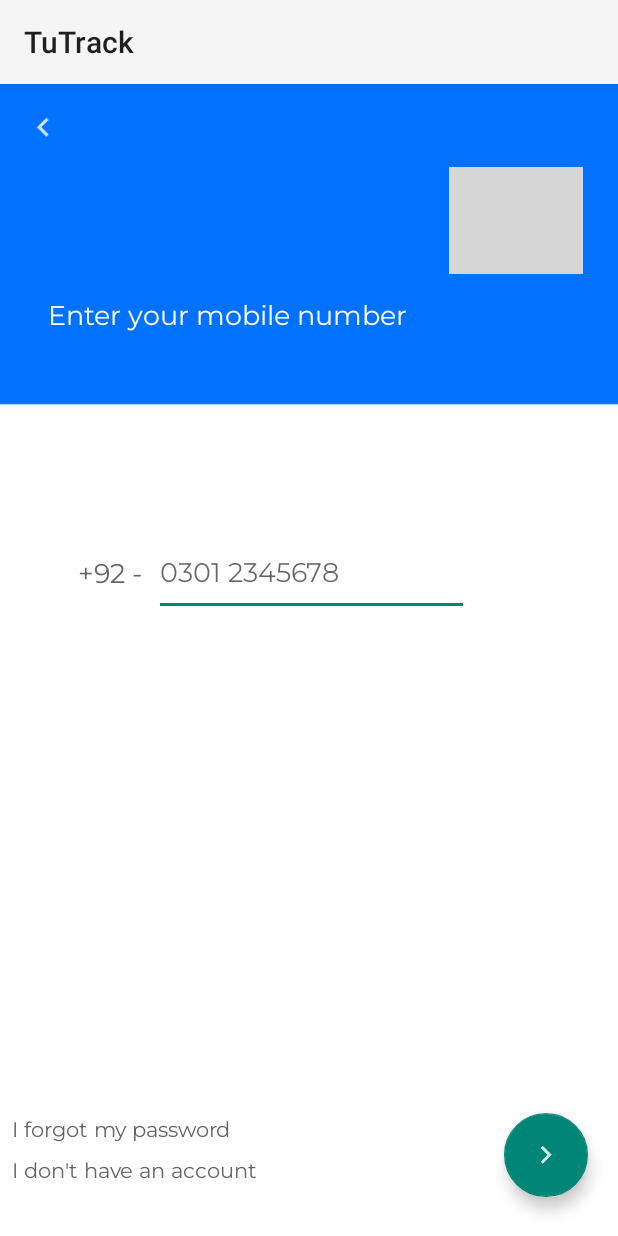
After one commit to deadlydiamond/Proto, an Android app: the EnterNumber screen opened directly, with no data from a screen before it, on a phone screen of 412 x 824 dp. The commit adds this screen. Run offline under Robolectric (Android 15) with nearby library versions, the phone set to English and light mode, and no system bars; grey boxes are pictures that could not be loaded.

Commit message:
11 december

```diff
--- /dev/null
+++ b/app/src/main/java/com/example/seekm/guiiiiii/EnterNumber.java
@@ -0,0 +1,84 @@
+package com.example.seekm.guiiiiii;
+
+import android.app.Activity;
+import android.content.Intent;
+import android.content.pm.ActivityInfo;
+import android.media.Image;
+import android.os.Build;
+import android.support.design.widget.FloatingActionButton;
+import android.support.v7.app.AppCompatActivity;
+import android.os.Bundle;
+import android.view.KeyEvent;
+import android.view.View;
+import android.view.Window;
+import android.view.WindowManager;
+import android.widget.Button;
+import android.widget.EditText;
+import android.widget.ImageView;
+import android.widget.TextView;
+
+public class EnterNumber extends AppCompatActivity {
+
+    //VARS
+    EditText mNumber;
+    ImageView mBack;
+    TextView mForgot,mNoAccount;
+    FloatingActionButton mNext;
+
+    @Override
+    protected void onCreate(Bundle savedInstanceState) {
+        super.onCreate(savedInstanceState);
+        setContentView(R.layout.activity_enter_number);
+
+        //changing status bar color dynamically
+        Window window = getWindow();
+        //making button float
+        window.setSoftInputMode(WindowManager.LayoutParams.SOFT_INPUT_ADJUST_RESIZE);
+        if (Build.VERSION.SDK_INT >=21)
+            window.setStatusBarColor(getResources().getColor(R.color.colorAccent));
+
+        //locking orientation
+        setRequestedOrientation(ActivityInfo.SCREEN_ORIENTATION_PORTRAIT);
+
+        //Views
+        mNext = (FloatingActionButton) findViewById(R.id.floatingActionButton2);
+        mNext.setOnClickListener(new View.OnClickListener() {
+            @Override
+            public void onClick(View view) {
+                startNewActivity(EnterNumber.this,MobileVerification2.class);
+            }
+        });
+
+        mNumber = (EditText)findViewById(R.id.number);
+
+        mForgot = (TextView) findViewById(R.id.forgotBtn);
+        mForgot.setOnClickListener(new View.OnClickListener() {
+            @Override
+            public void onClick(View view) {
+                startNewActivity(EnterNumber.this,ForgotPassword.class);
+            }
+        });
+
+        mNoAccount = (TextView)findViewById(R.id.noAccountBtn);
+        mNoAccount.setOnClickListener(new View.OnClickListener() {
+            @Override
+            public void onClick(View view) {
+                startNewActivity(EnterNumber.this,MobileVerification2.class);
+            }
+        });
+
+        mBack = (ImageView)findViewById(R.id.backBtn2);
+        mBack.setOnClickListener(new View.OnClickListener() {
+            @Override
+            public void onClick(View view) {
+                startNewActivity(EnterNumber.this,MobileVerification1.class);
+            }
+        });
+
+    }
+
+    void startNewActivity(Activity one, Class two){
+        Intent intent = new Intent(one,two);
+        startActivity(intent);
+    }
+}
--- a/app/src/main/java/com/example/seekm/guiiiiii/MobileVerification1.java
+++ b/app/src/main/java/com/example/seekm/guiiiiii/MobileVerification1.java
@@ -50,7 +50,7 @@ public class MobileVerification1 extends AppCompatActivity {
         mNumber.setOnClickListener(new View.OnClickListener() {
             @Override
             public void onClick(View view) {
-                startNewActivity(MobileVerification1.this,MobileVerification2.class);
+                startNewActivity(MobileVerification1.this,EnterNumber.class);
             }
         });
 
--- a/app/src/main/java/com/example/seekm/guiiiiii/MobileVerification2.java
+++ b/app/src/main/java/com/example/seekm/guiiiiii/MobileVerification2.java
@@ -57,6 +57,7 @@ public class MobileVerification2 extends AppCompatActivity { ;
 
         //locking orientation
         setRequestedOrientation(ActivityInfo.SCREEN_ORIENTATION_PORTRAIT);
+
     }
 
     void startNewActivity(Activity one, Class two){
--- /dev/null
+++ b/app/src/main/res/layout/activity_enter_number.xml
@@ -0,0 +1,172 @@
+<?xml version="1.0" encoding="utf-8"?>
+<android.support.constraint.ConstraintLayout xmlns:android="http://schemas.android.com/apk/res/android"
+    xmlns:app="http://schemas.android.com/apk/res-auto"
+    xmlns:tools="http://schemas.android.com/tools"
+    android:layout_width="match_parent"
+    android:layout_height="match_parent"
+    android:background="@drawable/screen_6"
+    tools:context=".EnterNumber">
+
+
+    <ImageButton
+        android:id="@+id/backBtn2"
+        android:layout_width="25dp"
+        android:layout_height="25dp"
+        android:layout_marginStart="16dp"
+        android:layout_marginLeft="16dp"
+        android:layout_marginTop="16dp"
+        android:background="@null"
+        android:rotation="180"
+        android:scaleType="fitXY"
+        android:tint="#fff"
+        app:layout_constraintStart_toStartOf="parent"
+        app:layout_constraintTop_toTopOf="parent"
+        app:srcCompat="@drawable/ic_back" />
+
+    <TextView
+        android:id="@+id/textView4"
+        android:layout_width="0dp"
+        android:layout_height="wrap_content"
+        android:layout_marginStart="32dp"
+        android:layout_marginLeft="32dp"
+        android:layout_marginTop="16dp"
+        android:layout_marginEnd="52dp"
+        android:layout_marginRight="52dp"
+        android:layout_marginBottom="8dp"
+        android:fontFamily="@font/montserrat"
+        android:text="Enter your mobile number"
+        android:textColor="@android:color/white"
+        android:textSize="18sp"
+        app:layout_constraintBottom_toBottomOf="parent"
+        app:layout_constraintEnd_toEndOf="parent"
+        app:layout_constraintHorizontal_bias="0.0"
+        app:layout_constraintStart_toStartOf="parent"
+        app:layout_constraintTop_toBottomOf="@+id/imageView6"
+        app:layout_constraintVertical_bias="0.0" />
+
+
+    <android.support.design.widget.FloatingActionButton
+        android:id="@+id/floatingActionButton2"
+        android:layout_width="wrap_content"
+        android:layout_height="wrap_content"
+        android:layout_marginStart="8dp"
+        android:layout_marginLeft="8dp"
+        android:layout_marginTop="14dp"
+        android:layout_marginEnd="8dp"
+        android:layout_marginRight="8dp"
+        android:layout_marginBottom="8dp"
+        android:clickable="true"
+        android:src="@drawable/ic_back"
+        android:tint="#fff"
+        app:layout_constraintBottom_toBottomOf="parent"
+        app:layout_constraintEnd_toEndOf="parent"
+        app:layout_constraintHorizontal_bias="1.0"
+        app:layout_constraintStart_toStartOf="parent"
+        app:layout_constraintTop_toTopOf="parent"
+        app:layout_constraintVertical_bias="1.0"
+        app:useCompatPadding="true" />
+
+    <EditText
+        android:id="@+id/number"
+        style="@style/Widget.AppCompat.EditText"
+        android:layout_width="210dp"
+        android:layout_height="53dp"
+        android:layout_marginStart="8dp"
+        android:layout_marginLeft="8dp"
+        android:layout_marginTop="8dp"
+        android:layout_marginEnd="8dp"
+        android:layout_marginRight="8dp"
+        android:layout_marginBottom="8dp"
+        android:ems="10"
+        android:fontFamily="@font/montserrat"
+        android:hint="0301 2345678"
+        android:inputType="phone"
+        android:singleLine="true"
+        android:textColor="@color/colorAccent"
+        android:textSize="18sp"
+        app:layout_constraintBottom_toBottomOf="parent"
+        app:layout_constraintEnd_toEndOf="parent"
+        app:layout_constraintHorizontal_bias="0.51"
+        app:layout_constraintStart_toStartOf="parent"
+        app:layout_constraintTop_toTopOf="parent"
+        app:layout_constraintVertical_bias="0.42000002" />
+
+
+
+    <ImageView
+        android:id="@+id/imageView6"
+        android:layout_width="89dp"
+        android:layout_height="71dp"
+        android:layout_marginStart="8dp"
+        android:layout_marginLeft="8dp"
+        android:layout_marginTop="8dp"
+        android:layout_marginEnd="8dp"
+        android:layout_marginRight="8dp"
+        android:layout_marginBottom="8dp"
+        app:layout_constraintBottom_toBottomOf="parent"
+        app:layout_constraintEnd_toEndOf="parent"
+        app:layout_constraintHorizontal_bias="0.95"
+        app:layout_constraintStart_toStartOf="parent"
+        app:layout_constraintTop_toTopOf="parent"
+        app:layout_constraintVertical_bias="0.06999999"
+        app:srcCompat="@drawable/ic_phonelink_lock_24px" />
+
+    <TextView
+        android:id="@+id/textView7"
+        android:layout_width="wrap_content"
+        android:layout_height="wrap_content"
+        android:layout_marginStart="8dp"
+        android:layout_marginLeft="8dp"
+        android:fontFamily="@font/montserrat"
+        android:text="+92 - "
+        android:textColor="@color/browser_actions_title_color"
+        android:textSize="18sp"
+        app:layout_constraintBottom_toBottomOf="@+id/number"
+        app:layout_constraintEnd_toStartOf="@+id/number"
+        app:layout_constraintHorizontal_bias="0.93"
+        app:layout_constraintStart_toStartOf="parent"
+        app:layout_constraintTop_toTopOf="@+id/number" />
+
+    <TextView
+        android:id="@+id/forgotBtn"
+        android:layout_width="wrap_content"
+        android:layout_height="wrap_content"
+        android:layout_marginStart="8dp"
+        android:layout_marginLeft="8dp"
+        android:layout_marginTop="8dp"
+        android:layout_marginEnd="8dp"
+        android:layout_marginRight="8dp"
+        android:layout_marginBottom="16dp"
+        android:fontFamily="@font/montserrat"
+        android:text="I forgot my password"
+        android:textColor="@color/browser_actions_title_color"
+        android:textSize="14sp"
+        app:layout_constraintBottom_toBottomOf="parent"
+        app:layout_constraintEnd_toEndOf="parent"
+        app:layout_constraintHorizontal_bias="0.0"
+        app:layout_constraintStart_toStartOf="parent"
+        app:layout_constraintTop_toTopOf="parent"
+        app:layout_constraintVertical_bias="0.94" />
+
+    <TextView
+        android:id="@+id/noAccountBtn"
+        android:layout_width="wrap_content"
+        android:layout_height="wrap_content"
+        android:layout_marginStart="8dp"
+        android:layout_marginLeft="8dp"
+        android:layout_marginEnd="8dp"
+        android:layout_marginRight="8dp"
+        android:fontFamily="@font/montserrat"
+        android:text="I don't have an account"
+        android:textColor="@color/browser_actions_title_color"
+        android:textSize="14sp"
+        app:layout_constraintBottom_toBottomOf="parent"
+        app:layout_constraintEnd_toEndOf="parent"
+        app:layout_constraintHorizontal_bias="0.0"
+        app:layout_constraintStart_toStartOf="parent"
+        app:layout_constraintTop_toBottomOf="@+id/forgotBtn"
+        app:layout_constraintVertical_bias="0.18" />
+
+
+
+</android.support.constraint.ConstraintLayout>
--- a/app/src/main/res/layout/activity_mobile_verification2.xml
+++ b/app/src/main/res/layout/activity_mobile_verification2.xml
@@ -224,5 +224,25 @@
         app:layout_constraintHorizontal_bias="0.0"
         app:layout_constraintStart_toEndOf="@+id/editText" />
 
+    <android.support.design.widget.FloatingActionButton
+        android:id="@+id/floatingActionButton2"
+        android:layout_width="wrap_content"
+        android:layout_height="wrap_content"
+        android:layout_marginStart="8dp"
+        android:layout_marginLeft="8dp"
+        android:layout_marginTop="14dp"
+        android:layout_marginEnd="8dp"
+        android:layout_marginRight="8dp"
+        android:layout_marginBottom="8dp"
+        android:clickable="true"
+        android:src="@drawable/ic_back"
+        android:tint="#fff"
+        app:layout_constraintBottom_toBottomOf="parent"
+        app:layout_constraintEnd_toEndOf="parent"
+        app:layout_constraintHorizontal_bias="1.0"
+        app:layout_constraintStart_toStartOf="parent"
+        app:layout_constraintTop_toTopOf="parent"
+        app:layout_constraintVertical_bias="1.0"
+        app:useCompatPadding="true" />
 
 </android.support.constraint.ConstraintLayout>
```
Also changed, not shown: app/src/main/AndroidManifest.xml (+8 -4 lines).
